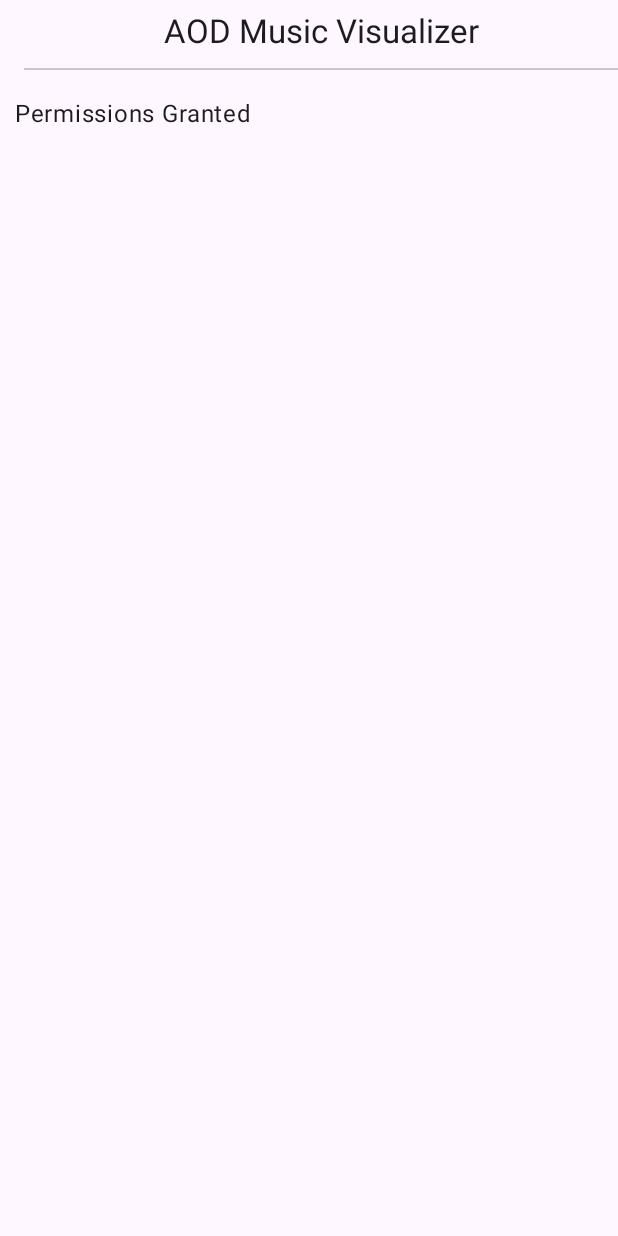
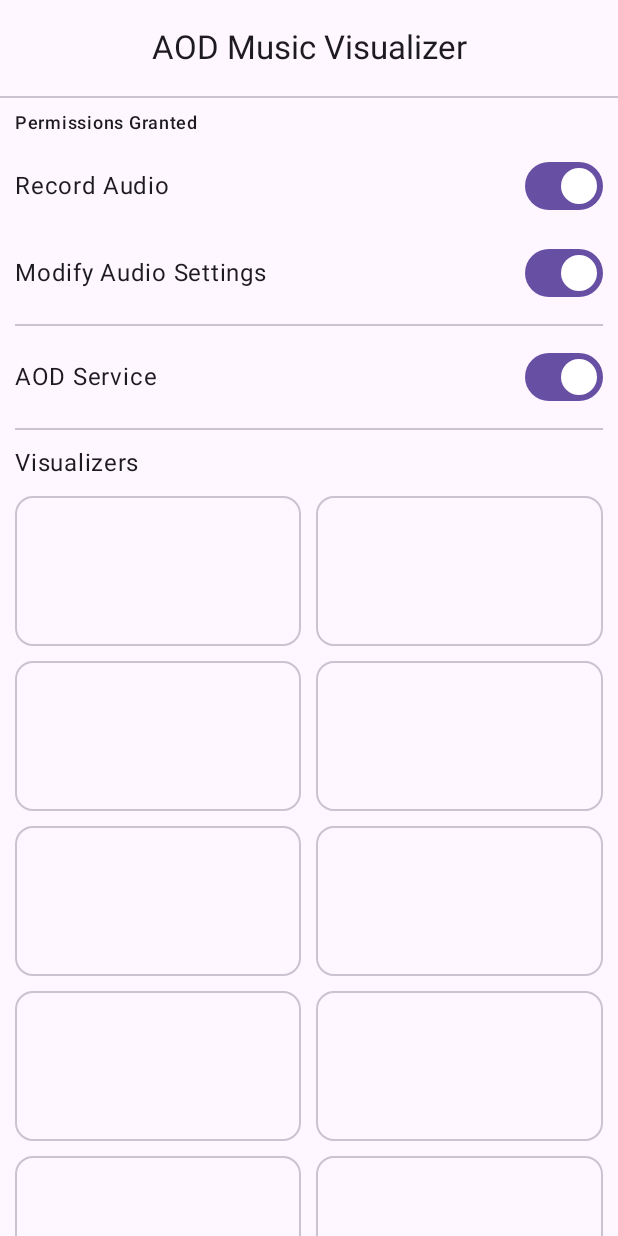
Before and after one commit to tayadehritik/AODMusicVisualizer, an Android app built with Jetpack Compose: the screen it shows after launch (MainActivity), on a phone screen of 412 x 824 dp. Run offline under Robolectric (Android 15) with nearby library versions, the phone set to English and light mode, and no system bars.

Commit message:
HomeScreen done closes #1

```diff
--- a/app/src/main/java/com/example/aodmusicvisualizer/MainActivity.kt
+++ b/app/src/main/java/com/example/aodmusicvisualizer/MainActivity.kt
@@ -11,7 +11,10 @@ import androidx.compose.ui.tooling.preview.Preview
 import com.example.aodmusicvisualizer.ui.theme.AODMusicVisualizerTheme
 
 import androidx.compose.foundation.lazy.LazyColumn
-import androidx.compose.material.Switch
+import androidx.compose.foundation.lazy.grid.GridCells
+import androidx.compose.foundation.lazy.grid.LazyVerticalGrid
+import androidx.compose.foundation.rememberScrollState
+import androidx.compose.foundation.verticalScroll
 import androidx.compose.material.icons.Icons
 import androidx.compose.material.icons.filled.Favorite
 import androidx.compose.material.icons.filled.Menu
@@ -26,8 +29,10 @@ import androidx.compose.ui.text.style.TextOverflow
 import androidx.compose.ui.unit.LayoutDirection
 import androidx.compose.ui.unit.dp
 import androidx.compose.ui.unit.sp
-import androidx.compose.material3.Switch as Material3Switch
-
+import androidx.compose.material3.Switch
+import androidx.compose.material3.Card
+import androidx.compose.foundation.layout.FlowRow
+import androidx.compose.material3.Typography
 
 
 class MainActivity : ComponentActivity() {
@@ -58,43 +63,122 @@ class MainActivity : ComponentActivity() {
 
 
 @Preview(showBackground = true)
-@OptIn(ExperimentalMaterial3Api::class)
+@OptIn(ExperimentalMaterial3Api::class, ExperimentalLayoutApi::class)
 @Composable
 fun TopAppBar() {
-
+    var checked by remember { mutableStateOf(true) }
     Scaffold(
         topBar = {
             CenterAlignedTopAppBar(
                 title = {
-                    Column(
-                        modifier = Modifier.fillMaxWidth(),
-                        horizontalAlignment = Alignment.CenterHorizontally
 
-                    ) {
-
-                        Text(
-                            "AOD Music Visualizer",
-                            maxLines = 1,
-                            overflow = TextOverflow.Ellipsis
-                        )
-                        Divider(modifier = Modifier.padding(0.dp,10.dp))
-
-                    }
-
+                    Text(
+                        "AOD Music Visualizer",
+                        maxLines = 1,
+                        overflow = TextOverflow.Ellipsis
+                    )
                 }
             )
         },
         content = {  innerPadding ->
+            Divider(Modifier.padding(innerPadding))
             Column(
                 modifier = Modifier
                     .fillMaxSize()
-                    .padding(top = innerPadding.calculateTopPadding(), start = 10.dp),
-                verticalArrangement = Arrangement.Top,
+                    .padding(
+                        top = innerPadding.calculateTopPadding() + 10.dp,
+                        start = 10.dp,
+                        end = 10.dp
+                    )
+                    .verticalScroll(rememberScrollState()),
+                verticalArrangement = Arrangement.spacedBy(10.dp),
                 horizontalAlignment = Alignment.Start
             ) {
                 Text(
-                    text = "Permissions Granted"
+                    text = "Permissions Granted",
+                    style = MaterialTheme.typography.labelMedium
                 )
+                Row(
+                    modifier = Modifier.fillMaxWidth(),
+                    verticalAlignment = Alignment.CenterVertically) {
+                    Text(
+                        text = "Record Audio"
+                    )
+                    Spacer(
+                        Modifier
+                            .weight(1f)
+                            .fillMaxHeight())
+                    Switch(
+                        modifier = Modifier.semantics { contentDescription = "Demo" },
+                        checked = checked,
+                        onCheckedChange =  { checked = it })
+                }
+                Row(
+                    modifier = Modifier.fillMaxWidth(),
+                    verticalAlignment = Alignment.CenterVertically) {
+                    Text(
+                        text = "Modify Audio Settings"
+                    )
+                    Spacer(
+                        Modifier
+                            .weight(1f)
+                            .fillMaxHeight())
+                    Switch(
+                        modifier = Modifier.semantics { contentDescription = "Demo" },
+                        checked = checked,
+                        onCheckedChange =  { checked = it })
+                }
+                Divider()
+                Row(
+                    modifier = Modifier.fillMaxWidth(),
+                    verticalAlignment = Alignment.CenterVertically) {
+                    Text(
+                        text = "AOD Service"
+                    )
+                    Spacer(
+                        Modifier
+                            .weight(1f)
+                            .fillMaxHeight())
+                    Switch(
+                        modifier = Modifier.semantics { contentDescription = "Demo" },
+                        checked = checked,
+                        onCheckedChange =  { checked = it })
+                }
+                Divider()
+                Text(
+                    text = "Visualizers"
+                )
+                Column(modifier = Modifier.fillMaxSize(),
+                    verticalArrangement = Arrangement.spacedBy(10.dp)) {
+                    for(i in 0..5){
+                        Row(modifier = Modifier
+                            .fillMaxWidth(),
+                            horizontalArrangement = Arrangement.SpaceEvenly) {
+                            OutlinedCard(
+                                Modifier
+                                    .fillMaxWidth()
+                                    .weight(1f)
+                                    .height(100.dp)) {
+                                // Card content
+                            }
+                            Spacer(modifier = Modifier.width(10.dp))
+                            OutlinedCard(
+                                Modifier
+                                    .fillMaxWidth()
+                                    .weight(1f)
+                                    .height(100.dp)) {
+                                // Card content
+
+
+                            }
+
+                        }
+                    }
+
+                }
+
+
+
             }
 
         }
@@ -104,10 +188,6 @@ fun TopAppBar() {
 
 
 
-@Composable
-fun Greeting(name: String) {
-    Text(text = "Hello $name!")
-}
 
 @Preview(showBackground = true)
 @Composable
--- a/app/src/main/java/com/example/aodmusicvisualizer/ui/theme/Type.kt
+++ b/app/src/main/java/com/example/aodmusicvisualizer/ui/theme/Type.kt
@@ -22,7 +22,7 @@ val Typography = Typography(
         fontSize = 22.sp,
         lineHeight = 28.sp,
         letterSpacing = 0.sp
-    ),
+    )*/,
     labelSmall = TextStyle(
         fontFamily = FontFamily.Default,
         fontWeight = FontWeight.Medium,
@@ -30,5 +30,5 @@ val Typography = Typography(
         lineHeight = 16.sp,
         letterSpacing = 0.5.sp
     )
-    */
+
 )
```
